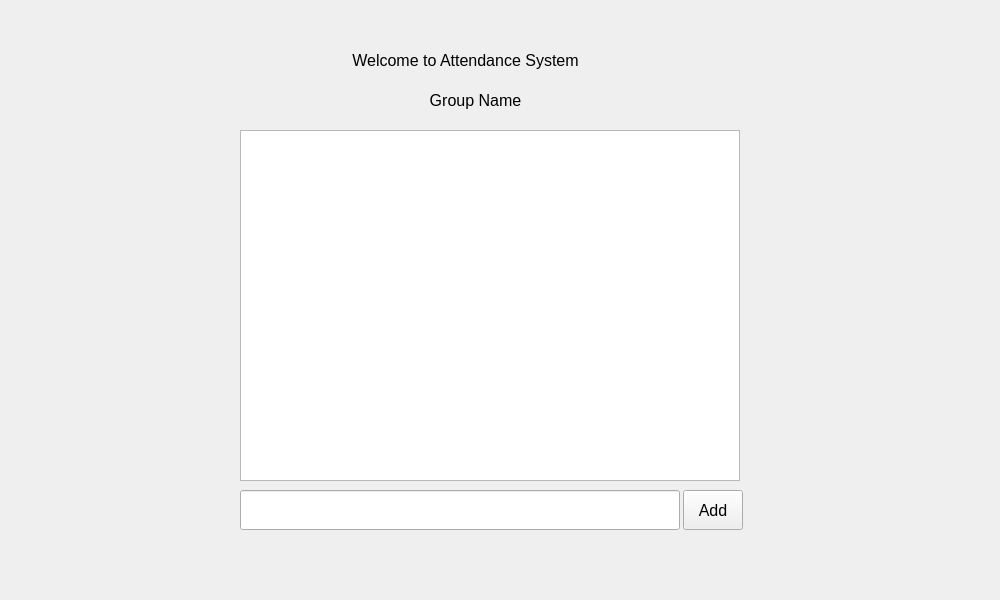
Qt form resource/view_controller/group_management_form/View.ui (muysengly/repo_attendance_system) before a commit.
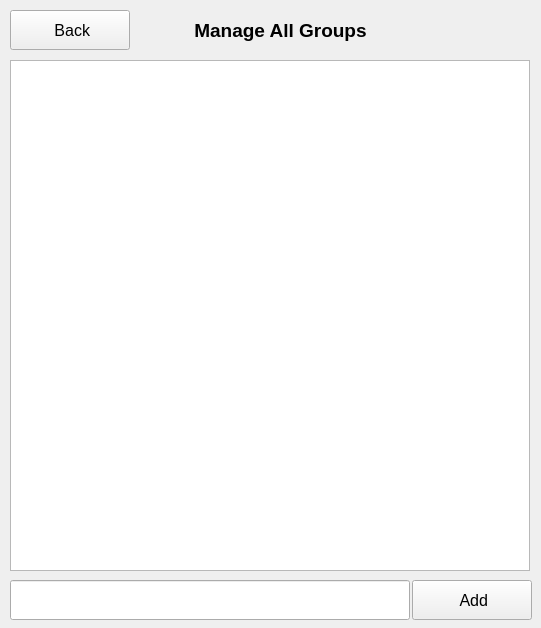
The same form after that commit.

```diff
--- a/resource/view_controller/group_management_form/View.ui
+++ b/resource/view_controller/group_management_form/View.ui
@@ -6,62 +6,20 @@
    <rect>
     <x>0</x>
     <y>0</y>
-    <width>1000</width>
-    <height>600</height>
+    <width>541</width>
+    <height>628</height>
    </rect>
   </property>
   <property name="windowTitle">
    <string>MainWindow</string>
   </property>
   <widget class="QWidget" name="centralwidget">
-   <widget class="QLabel" name="label">
-    <property name="geometry">
-     <rect>
-      <x>270</x>
-      <y>40</y>
-      <width>391</width>
-      <height>40</height>
-     </rect>
-    </property>
-    <property name="font">
-     <font>
-      <pointsize>12</pointsize>
-     </font>
-    </property>
-    <property name="text">
-     <string>Welcome to Attendance System</string>
-    </property>
-    <property name="alignment">
-     <set>Qt::AlignCenter</set>
-    </property>
-   </widget>
-   <widget class="QLabel" name="label_2">
-    <property name="geometry">
-     <rect>
-      <x>400</x>
-      <y>80</y>
-      <width>151</width>
-      <height>40</height>
-     </rect>
-    </property>
-    <property name="font">
-     <font>
-      <pointsize>12</pointsize>
-     </font>
-    </property>
-    <property name="text">
-     <string>Group Name</string>
-    </property>
-    <property name="alignment">
-     <set>Qt::AlignCenter</set>
-    </property>
-   </widget>
    <widget class="QPushButton" name="pushButton_add">
     <property name="geometry">
      <rect>
-      <x>683</x>
-      <y>490</y>
-      <width>60</width>
+      <x>412</x>
+      <y>580</y>
+      <width>120</width>
       <height>40</height>
      </rect>
     </property>
@@ -71,15 +29,15 @@
      </font>
     </property>
     <property name="text">
-     <string>Add</string>
+     <string> Add</string>
     </property>
    </widget>
    <widget class="QLineEdit" name="lineEdit_group_name">
     <property name="geometry">
      <rect>
-      <x>240</x>
-      <y>490</y>
-      <width>440</width>
+      <x>10</x>
+      <y>580</y>
+      <width>400</width>
       <height>40</height>
      </rect>
     </property>
@@ -92,10 +50,10 @@
    <widget class="QListView" name="listView_group">
     <property name="geometry">
      <rect>
-      <x>240</x>
-      <y>130</y>
-      <width>500</width>
-      <height>351</height>
+      <x>10</x>
+      <y>60</y>
+      <width>520</width>
+      <height>511</height>
      </rect>
     </property>
     <property name="font">
@@ -107,6 +65,47 @@
      <set>QAbstractItemView::DoubleClicked</set>
     </property>
    </widget>
+   <widget class="QPushButton" name="pushButton_back">
+    <property name="geometry">
+     <rect>
+      <x>10</x>
+      <y>10</y>
+      <width>120</width>
+      <height>40</height>
+     </rect>
+    </property>
+    <property name="font">
+     <font>
+      <pointsize>12</pointsize>
+     </font>
+    </property>
+    <property name="text">
+     <string> Back</string>
+    </property>
+   </widget>
+   <widget class="QLabel" name="label">
+    <property name="geometry">
+     <rect>
+      <x>150</x>
+      <y>10</y>
+      <width>261</width>
+      <height>40</height>
+     </rect>
+    </property>
+    <property name="font">
+     <font>
+      <pointsize>14</pointsize>
+      <weight>75</weight>
+      <bold>true</bold>
+     </font>
+    </property>
+    <property name="text">
+     <string>Manage All Groups</string>
+    </property>
+    <property name="alignment">
+     <set>Qt::AlignCenter</set>
+    </property>
+   </widget>
   </widget>
  </widget>
  <resources/>
```
